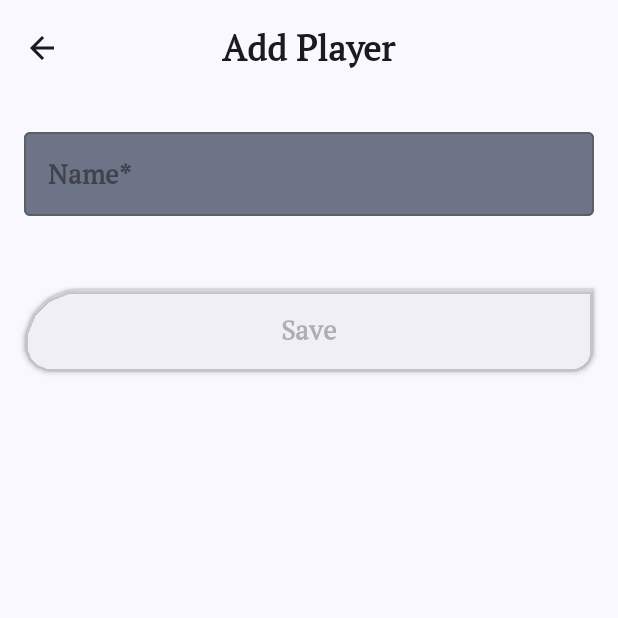
After one commit to radude89/fg_android, an Android app built with Jetpack Compose: the PlayerAddScreen screen opened through its navigation route, on a phone screen of 412 x 824 dp, the top half of it. The commit adds this screen. Run offline under Robolectric (Android 15) with nearby library versions, the phone set to English and light mode, and no system bars.

Commit message:
Implement Add screen

```diff
--- a/FootballGather/app/src/main/java/com/rdan/footballgather/ui/AppViewModelProvider.kt
+++ b/FootballGather/app/src/main/java/com/rdan/footballgather/ui/AppViewModelProvider.kt
@@ -6,7 +6,7 @@ import androidx.lifecycle.viewmodel.CreationExtras
 import androidx.lifecycle.viewmodel.initializer
 import androidx.lifecycle.viewmodel.viewModelFactory
 import com.rdan.footballgather.FootballGatherApplication
-import com.rdan.footballgather.ui.screens.addedit.PlayerAddEntryViewModel
+import com.rdan.footballgather.ui.screens.add.PlayerAddViewModel
 import com.rdan.footballgather.ui.screens.details.PlayerDetailsViewModel
 import com.rdan.footballgather.ui.screens.list.PlayerListViewModel
 
@@ -24,7 +24,7 @@ object AppViewModelProvider {
             )
         }
         initializer {
-            PlayerAddEntryViewModel(
+            PlayerAddViewModel(
                 playerRepository = footballGatherApplication().container.appRepository
             )
         }
--- /dev/null
+++ b/FootballGather/app/src/main/java/com/rdan/footballgather/ui/components/PrimaryButton.kt
@@ -0,0 +1,49 @@
+package com.rdan.footballgather.ui.components
+
+import androidx.annotation.StringRes
+import androidx.compose.foundation.layout.fillMaxWidth
+import androidx.compose.foundation.layout.padding
+import androidx.compose.material3.ButtonDefaults
+import androidx.compose.material3.MaterialTheme
+import androidx.compose.material3.OutlinedButton
+import androidx.compose.material3.Text
+import androidx.compose.runtime.Composable
+import androidx.compose.ui.Modifier
+import androidx.compose.ui.draw.shadow
+import androidx.compose.ui.res.dimensionResource
+import androidx.compose.ui.res.stringResource
+import androidx.compose.ui.unit.dp
+import com.rdan.footballgather.R
+
+@Composable
+fun PrimaryButton(
+    @StringRes titleStringResID: Int,
+    enabled: Boolean = true,
+    onClick: () -> Unit,
+    modifier: Modifier = Modifier
+) {
+    OutlinedButton(
+        onClick = onClick,
+        enabled = enabled,
+        shape = MaterialTheme.shapes.medium,
+        colors = ButtonDefaults.outlinedButtonColors(
+            containerColor = MaterialTheme.colorScheme.primaryContainer,
+            contentColor = MaterialTheme.colorScheme.onErrorContainer
+        ),
+        modifier = modifier
+            .fillMaxWidth()
+            .padding(
+                top = dimensionResource(R.dimen.padding_large)
+            )
+            .shadow(2.dp, MaterialTheme.shapes.medium),
+    ) {
+        Text(
+            text = stringResource(titleStringResID),
+            style = MaterialTheme.typography.bodyLarge,
+            modifier = Modifier
+                .padding(
+                    dimensionResource(R.dimen.padding_small)
+                )
+        )
+    }
+}
--- a/FootballGather/app/src/main/java/com/rdan/footballgather/ui/navigation/AppNavHost.kt
+++ b/FootballGather/app/src/main/java/com/rdan/footballgather/ui/navigation/AppNavHost.kt
@@ -7,8 +7,8 @@ import androidx.navigation.NavType
 import androidx.navigation.compose.NavHost
 import androidx.navigation.compose.composable
 import androidx.navigation.navArgument
-import com.rdan.footballgather.ui.screens.addedit.PlayerAddEntryDestination
-import com.rdan.footballgather.ui.screens.addedit.PlayerAddEntryScreen
+import com.rdan.footballgather.ui.screens.add.PlayerAddDestination
+import com.rdan.footballgather.ui.screens.add.PlayerAddScreen
 import com.rdan.footballgather.ui.screens.details.PlayerDetailsDestination
 import com.rdan.footballgather.ui.screens.details.PlayerDetailsScreen
 import com.rdan.footballgather.ui.screens.list.PlayerListDestination
@@ -29,6 +29,10 @@ fun AppNavHost(
                 navigateToPlayerUpdate = {
                     navController
                         .navigate("${PlayerDetailsDestination.route}/${it}")
+                },
+                navigateToAddPlayer = {
+                    navController
+                        .navigate(PlayerAddDestination.route)
                 }
             )
         }
@@ -45,8 +49,8 @@ fun AppNavHost(
                 navigateBack = { navController.navigateUp() }
             )
         }
-        composable(route = PlayerAddEntryDestination.route) {
-            PlayerAddEntryScreen(
+        composable(route = PlayerAddDestination.route) {
+            PlayerAddScreen(
                 navigateBack = { navController.popBackStack() }
             )
         }
--- /dev/null
+++ b/FootballGather/app/src/main/java/com/rdan/footballgather/ui/screens/add/PlayerAddScreen.kt
@@ -0,0 +1,150 @@
+package com.rdan.footballgather.ui.screens.add
+
+import androidx.compose.foundation.layout.Arrangement
+import androidx.compose.foundation.layout.Column
+import androidx.compose.foundation.layout.calculateEndPadding
+import androidx.compose.foundation.layout.calculateStartPadding
+import androidx.compose.foundation.layout.fillMaxWidth
+import androidx.compose.foundation.layout.padding
+import androidx.compose.foundation.rememberScrollState
+import androidx.compose.foundation.verticalScroll
+import androidx.compose.material3.ExperimentalMaterial3Api
+import androidx.compose.material3.MaterialTheme
+import androidx.compose.material3.OutlinedTextField
+import androidx.compose.material3.OutlinedTextFieldDefaults
+import androidx.compose.material3.Scaffold
+import androidx.compose.material3.Text
+import androidx.compose.runtime.Composable
+import androidx.compose.runtime.rememberCoroutineScope
+import androidx.compose.ui.Modifier
+import androidx.compose.ui.platform.LocalLayoutDirection
+import androidx.compose.ui.res.dimensionResource
+import androidx.compose.ui.res.stringResource
+import androidx.lifecycle.viewmodel.compose.viewModel
+import com.rdan.footballgather.R
+import com.rdan.footballgather.ui.AppViewModelProvider
+import com.rdan.footballgather.ui.FootballGatherTopBar
+import com.rdan.footballgather.ui.components.PrimaryButton
+import com.rdan.footballgather.ui.navigation.NavigationDestination
+import com.rdan.footballgather.ui.screens.details.PlayerDetails
+import kotlinx.coroutines.launch
+
+object PlayerAddDestination : NavigationDestination {
+    override val route = "player_entry"
+    override val titleRes = R.string.players_title
+}
+
+@OptIn(ExperimentalMaterial3Api::class)
+@Composable
+fun PlayerAddScreen(
+    navigateBack: () -> Unit,
+    canNavigateBack: Boolean = true,
+    viewModel: PlayerAddViewModel = viewModel(
+        factory = AppViewModelProvider.Factory
+    ),
+    modifier: Modifier = Modifier
+) {
+    val coroutineScope = rememberCoroutineScope()
+    Scaffold(
+        topBar = {
+            FootballGatherTopBar(
+                title = stringResource(PlayerAddDestination.titleRes),
+                canNavigateBack = canNavigateBack,
+                navigateUp = navigateBack
+            )
+        }
+    ) { innerPadding ->
+        PlayerAddEntryContent(
+            playerEntryUiState = viewModel.playerEntryUiState,
+            onPlayerEntryValueChange = viewModel::updateUiState,
+            onSaveClick = {
+                coroutineScope.launch {
+                    viewModel.savePlayer()
+                    navigateBack()
+                }
+            },
+            modifier = modifier
+                .padding(
+                    start = innerPadding
+                        .calculateStartPadding(LocalLayoutDirection.current),
+                    end = innerPadding
+                        .calculateEndPadding(LocalLayoutDirection.current),
+                    top = innerPadding.calculateTopPadding()
+                )
+                .verticalScroll(rememberScrollState())
+                .fillMaxWidth()
+        )
+    }
+}
+
+@Composable
+private fun PlayerAddEntryContent(
+    playerEntryUiState: PlayerEntryUiState,
+    onPlayerEntryValueChange: (PlayerDetails) -> Unit,
+    onSaveClick: () -> Unit,
+    modifier: Modifier = Modifier
+) {
+    Column(
+        verticalArrangement = Arrangement
+            .spacedBy(
+                dimensionResource(R.dimen.padding_medium)
+            ),
+        modifier = modifier
+            .padding(dimensionResource(R.dimen.padding_medium))
+    ) {
+        PlayerEntryInputForm(
+            playerDetails = playerEntryUiState.playerDetails,
+            onValueChange = onPlayerEntryValueChange,
+            modifier = Modifier.fillMaxWidth()
+        )
+        PrimaryButton(
+            titleStringResID = R.string.save_action,
+            enabled = playerEntryUiState.isEntryValid,
+            onClick = onSaveClick
+        )
+    }
+}
+
+@Composable
+private fun PlayerEntryInputForm(
+    playerDetails: PlayerDetails,
+    onValueChange: (PlayerDetails) -> Unit = {},
+    modifier: Modifier = Modifier
+) {
+    Column(
+        verticalArrangement = Arrangement
+            .spacedBy(
+                dimensionResource(R.dimen.padding_medium)
+            ),
+        modifier = modifier
+    ) {
+        PlayerEntryField(
+            playerDetails,
+            onValueChange
+        )
+    }
+}
+
+@Composable
+private fun PlayerEntryField(
+    playerDetails: PlayerDetails,
+    onValueChange: (PlayerDetails) -> Unit = {}
+) {
+    val fieldColor = MaterialTheme.colorScheme.secondaryContainer
+    OutlinedTextField(
+        value = playerDetails.name,
+        onValueChange = {
+            onValueChange(playerDetails.copy(name = it))
+        },
+        label = {
+            Text(stringResource(R.string.player_name_required))
+        },
+        colors = OutlinedTextFieldDefaults.colors(
+            focusedContainerColor = fieldColor,
+            unfocusedContainerColor = fieldColor,
+            disabledContainerColor = fieldColor,
+        ),
+        modifier = Modifier.fillMaxWidth(),
+        singleLine = true
+    )
+}
--- a/FootballGather/app/src/main/java/com/rdan/footballgather/ui/screens/addedit/PlayerAddEntryViewModel.kt
+++ b/FootballGather/app/src/main/java/com/rdan/footballgather/ui/screens/add/PlayerAddViewModel.kt
@@ -1,4 +1,4 @@
-package com.rdan.footballgather.ui.screens.addedit
+package com.rdan.footballgather.ui.screens.add
 
 import androidx.compose.runtime.getValue
 import androidx.compose.runtime.mutableStateOf
@@ -13,7 +13,7 @@ data class PlayerEntryUiState(
     val isEntryValid: Boolean = false
 )
 
-class PlayerAddEntryViewModel(
+class PlayerAddViewModel(
     private val playerRepository: FootballGatherRepository
 ) : ViewModel() {
     var playerEntryUiState by mutableStateOf(PlayerEntryUiState())
@@ -32,7 +32,7 @@ class PlayerAddEntryViewModel(
         return playerDetails.name.isNotBlank()
     }
 
-    suspend fun savePlayerEntry() {
+    suspend fun savePlayer() {
         if (validateInput()) {
             playerRepository.insertPlayer(
                 playerEntryUiState.playerDetails.toPlayer()
--- a/FootballGather/app/src/main/java/com/rdan/footballgather/ui/screens/list/PlayerListScreen.kt
+++ b/FootballGather/app/src/main/java/com/rdan/footballgather/ui/screens/list/PlayerListScreen.kt
@@ -10,8 +10,12 @@ import androidx.compose.foundation.layout.fillMaxWidth
 import androidx.compose.foundation.layout.padding
 import androidx.compose.foundation.lazy.LazyColumn
 import androidx.compose.foundation.lazy.items
+import androidx.compose.material.icons.Icons
+import androidx.compose.material.icons.filled.Add
 import androidx.compose.material3.Card
 import androidx.compose.material3.ExperimentalMaterial3Api
+import androidx.compose.material3.FloatingActionButton
+import androidx.compose.material3.Icon
 import androidx.compose.material3.MaterialTheme
 import androidx.compose.material3.Scaffold
 import androidx.compose.material3.Text
@@ -43,6 +47,7 @@ object PlayerListDestination : NavigationDestination {
 @Composable
 fun PlayerListScreen(
     navigateToPlayerUpdate: (Long) -> Unit,
+    navigateToAddPlayer: () -> Unit,
     modifier: Modifier = Modifier,
     viewModel: PlayerListViewModel = viewModel(
         factory = AppViewModelProvider.Factory
@@ -60,6 +65,20 @@ fun PlayerListScreen(
                 canNavigateBack = false
             )
         },
+        floatingActionButton = {
+            FloatingActionButton(
+                onClick = navigateToAddPlayer,
+                shape = MaterialTheme.shapes.large,
+                modifier = Modifier
+                    .padding(dimensionResource(R.dimen.padding_large))
+
+            ) {
+                Icon(
+                    imageVector = Icons.Default.Add,
+                    contentDescription = stringResource(R.string.add_player_title),
+                )
+            }
+        }
     ) { contentPadding ->
         ColumnView(
             players = playerListUiState.playerList,
--- a/FootballGather/app/src/main/res/values/strings.xml
+++ b/FootballGather/app/src/main/res/values/strings.xml
@@ -9,8 +9,9 @@
     <string name="player_details_card_position">Position</string>
     <string name="player_details_card_skill">Skill</string>
     <string name="player_details_card_created_at">Created at</string>
-    <string name="edit_item_title">Edit</string>
-    <string name="delete">Delete</string>
+    <string name="edit_player_title">Edit</string>
+    <string name="add_player_title">Add</string>
+    <string name="delete_action">Delete</string>
     <string name="attention">Warning</string>
     <string name="delete_question">Are you sure you want to delete this player?</string>
     <string name="no">No</string>
@@ -19,4 +20,5 @@
     <string name="player_position">Position</string>
     <string name="player_skill">Skill</string>
     <string name="players_title">Add Player</string>
+    <string name="save_action">Save</string>
 </resources>
```
Also changed, not shown: FootballGather/app/src/main/java/com/rdan/footballgather/ui/screens/addedit/PlayerAddEntryScreen.kt (deleted, +0 -86 lines), FootballGather/app/src/main/java/com/rdan/footballgather/ui/screens/details/PlayerDetailsScreen.kt (+4 -37 lines).
